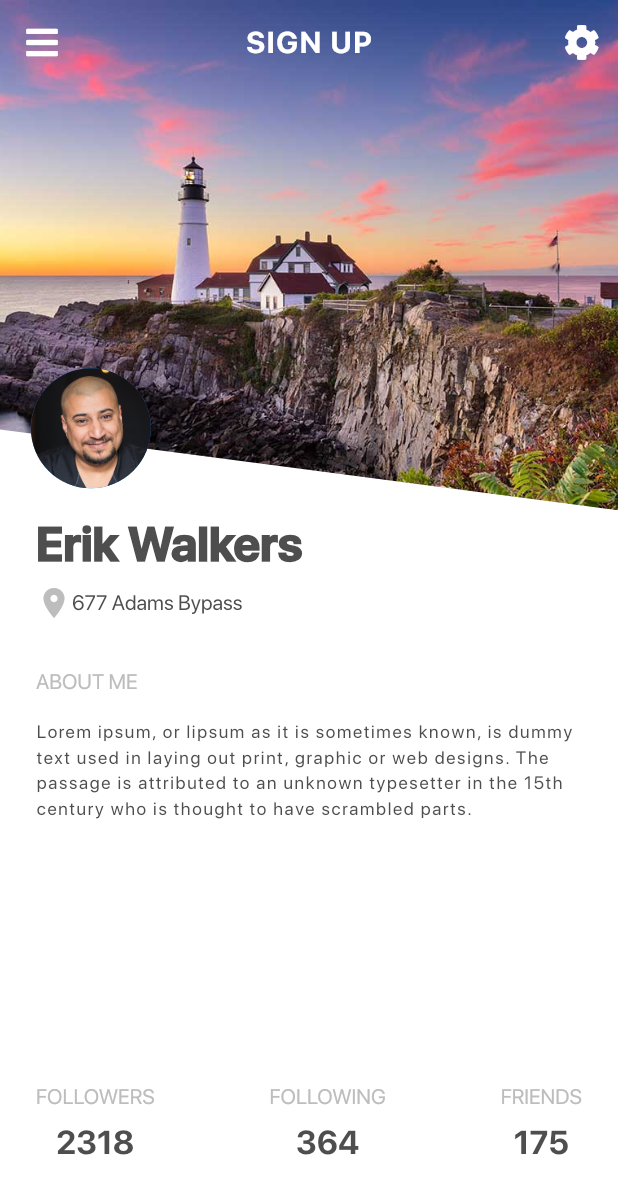
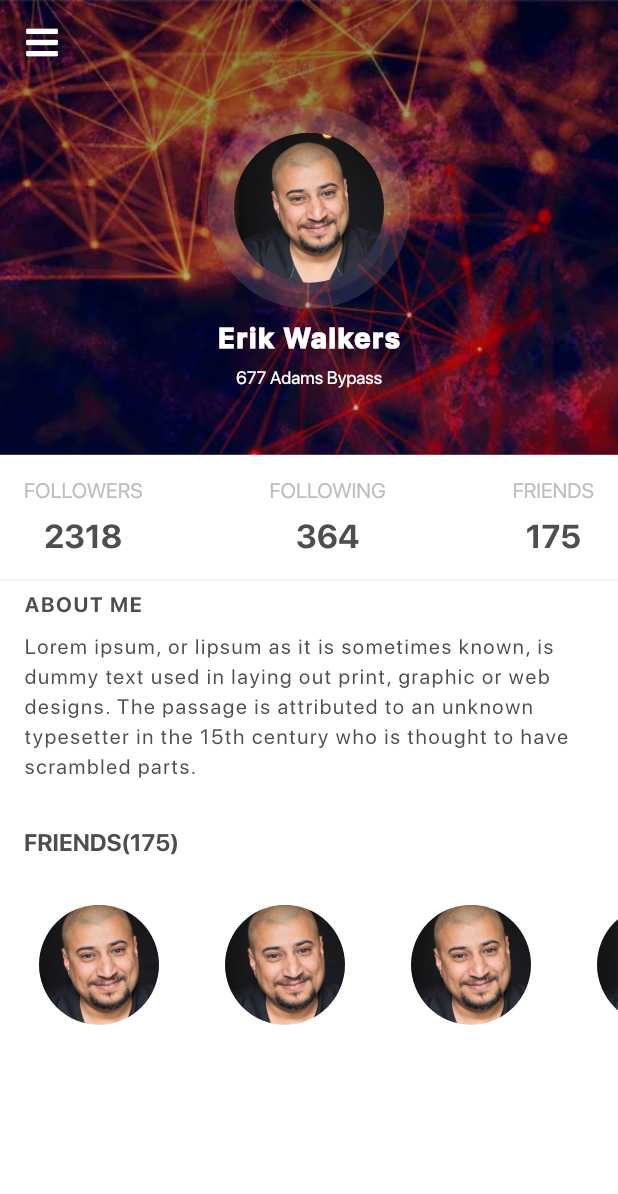
Before and after one commit to soufi-43/flutter_ui, a Flutter app: the screen it shows after launch, on a phone screen of 412 x 824 dp. Shown: the top 1194 px of the screen. Run offline on Flutter 3.47's test engine with Material 2 defaults, Android fonts, the phone set to English and light mode, and no system bars; our stand-ins replace font_awesome_flutter; project files that could hold a hidden picture were left out.

Commit message:
ADD profile2

```diff
--- a/lib/main.dart
+++ b/lib/main.dart
@@ -1,6 +1,7 @@
 import 'package:flutter/material.dart';
 
 import 'package:flutterui/profiles/profile1/profile_1.dart';
+import 'package:flutterui/profiles/profile2/profile2.dart';
 
 void main() => runApp(MyApp());
 
@@ -14,7 +15,7 @@ class MyApp extends StatelessWidget {
 
         primarySwatch: Colors.blue,
       ),
-      home:Profile1(),
+      home:Profile2(),
     );
   }
 }
--- /dev/null
+++ b/lib/profiles/profile2/profile.dart
@@ -0,0 +1,15 @@
+class User{
+  String name ,address,about ;
+
+  User({this.name, this.address, this.about});
+
+
+}
+class Profile{
+  User user ;
+  int following ,followers ,friends ;
+
+  Profile({this.user, this.following, this.followers, this.friends});
+
+
+}
--- /dev/null
+++ b/lib/profiles/profile2/profile2.dart
@@ -0,0 +1,278 @@
+import 'package:flutter/material.dart';
+import 'package:flutterui/profiles/profile2/profile.dart';
+import 'package:flutterui/profiles/profile2/provider.dart';
+import 'package:font_awesome_flutter/font_awesome_flutter.dart';
+
+class Profile2 extends StatefulWidget {
+  @override
+  _Profile2State createState() => _Profile2State();
+}
+
+class _Profile2State extends State<Profile2> {
+  Profile _profile = ProfileProvider.getProfile();
+  static Color _textColor = Color(0xFF4e4e4e);
+
+  @override
+  Widget build(BuildContext context) {
+    return Theme(
+      data: ThemeData(
+        fontFamily: 'SFDisplay',
+      ),
+      child: Stack(
+        children: <Widget>[
+          Image.asset(
+            'assets/profiles/profile2bg.jpg',
+            fit: BoxFit.cover,
+            height: MediaQuery.of(context).size.height * 0.45,
+          ),
+          Scaffold(
+            backgroundColor: Colors.transparent,
+            appBar: AppBar(
+              backgroundColor: Colors.transparent,
+              elevation: 0,
+              leading: IconButton(
+                onPressed: () {},
+                icon: Icon(
+                  FontAwesomeIcons.bars,
+                ),
+              ),
+            ),
+            body: Stack(
+              children: <Widget>[
+                _profileTitle(context),
+                _bodyContent(context),
+              ],
+            ),
+          ),
+        ],
+      ),
+    );
+  }
+
+  Widget _profileTitle(BuildContext context) {
+    return Positioned(
+      top: 15,
+      left: 0,
+      right: 0,
+      child: Column(
+        children: <Widget>[
+          Stack(
+            alignment: AlignmentDirectional.center,
+            children: <Widget>[
+              Align(
+                alignment: Alignment.center,
+                child: Container(
+                  width: 135,
+                  height: 135,
+                  decoration: BoxDecoration(
+                    color: Colors.grey.withOpacity(0.2),
+                    shape: BoxShape.circle,
+                  ),
+                ),
+              ),
+              Align(
+                alignment: Alignment.center,
+                child: Container(
+                  width: 115,
+                  height: 115,
+                  decoration: BoxDecoration(
+                    color: Colors.grey.withOpacity(0.1),
+                    shape: BoxShape.circle,
+                  ),
+                ),
+              ),
+              Align(
+                alignment: Alignment.center,
+                child: Container(
+                  width: 100,
+                  height: 100,
+                  decoration: BoxDecoration(
+                      shape: BoxShape.circle,
+                      image: DecorationImage(
+                        image: ExactAssetImage('assets/shared/ahmad.png'),
+                        fit: BoxFit.cover,
+                      )),
+                ),
+              ),
+            ],
+          ),
+          Padding(
+            padding: EdgeInsets.symmetric(vertical: 8),
+            child: Text(
+              _profile.user.name,
+              style: TextStyle(
+                color: Colors.white,
+                fontSize: 19,
+                fontWeight: FontWeight.w900,
+                letterSpacing: 1.4,
+              ),
+            ),
+          ),
+          Text(
+            _profile.user.address,
+            style: TextStyle(
+              color: Colors.white,
+              fontSize: 12,
+            ),
+          ),
+        ],
+      ),
+    );
+  }
+
+  Widget _bodyContent(BuildContext context) {
+    return Positioned(
+      top: MediaQuery.of(context).size.height * 0.3,
+      left: 0,
+      right: 0,
+      bottom: 0,
+      child: Container(
+        color: Colors.white,
+        child: Column(
+          crossAxisAlignment: CrossAxisAlignment.start,
+          children: <Widget>[
+            _counters(context),
+            _divider(context),
+            ..._aboutMe(context),
+            SizedBox(height: 16,),
+            _friends(context),
+             SizedBox(height: 16,),
+             _contacts(context),
+          ],
+        ),
+      ),
+    );
+  }
+
+  TextStyle _bottomBarTitle = TextStyle(color: Colors.grey.shade400);
+  TextStyle _bottomBarCounter = TextStyle(
+    color: _textColor,
+    fontSize: 22,
+    fontWeight: FontWeight.bold,
+  );
+
+  Widget _counters(BuildContext context) {
+    return Padding(
+      padding: const EdgeInsets.all(16),
+      child: Row(
+        mainAxisAlignment: MainAxisAlignment.spaceBetween,
+        children: <Widget>[
+          Column(
+            children: <Widget>[
+              Text('FOLLOWERS', style: _bottomBarTitle),
+              SizedBox(
+                height: 8,
+              ),
+              Text(_profile.followers.toString(), style: _bottomBarCounter),
+            ],
+          ),
+          Column(
+            children: <Widget>[
+              Text(
+                'FOLLOWING',
+                style: _bottomBarTitle,
+              ),
+              SizedBox(
+                height: 8,
+              ),
+              Text(_profile.following.toString(), style: _bottomBarCounter),
+            ],
+          ),
+          Column(
+            children: <Widget>[
+              Text(
+                'FRIENDS',
+                style: _bottomBarTitle,
+              ),
+              SizedBox(
+                height: 8,
+              ),
+              Text(
+                _profile.friends.toString(),
+                style: _bottomBarCounter,
+              ),
+            ],
+          ),
+        ],
+      ),
+    );
+  }
+
+  Widget _divider(BuildContext context) {
+    return Container(
+      height: 1,
+      color: Colors.grey.shade200,
+    );
+  }
+
+  List<Widget> _aboutMe(BuildContext context) {
+    return [
+      Padding(
+        padding: EdgeInsets.symmetric(vertical: 8, horizontal: 16.0),
+        child: Text(
+          'ABOUT ME',
+          style: TextStyle(
+            color: _textColor,
+            fontWeight: FontWeight.bold,
+            letterSpacing: 1.1,
+          ),
+        ),
+      ),
+      Padding(
+        padding: EdgeInsets.symmetric(horizontal: 16),
+        child: Text(_profile.user.about,
+          style: TextStyle(
+            color: _textColor,
+            fontSize: 14,
+            height: 1.4,
+            letterSpacing: 1.1,
+          ),),
+      ),
+    ];
+  }
+
+ Widget _friends(BuildContext context) {
+    return Padding(
+      padding: const EdgeInsets.all(16),
+      child: Text(
+        "FRIENDS(${_profile.friends.toString()
+        })",
+        style: TextStyle(
+          color: _textColor,
+          fontSize: 16.0,
+          fontWeight: FontWeight.bold,
+        ),
+
+      ),
+    );
+ }
+
+  Widget _contacts(BuildContext context) {
+    return Container(
+      width: double.infinity,
+      height: 80,
+      padding: EdgeInsets.only(left: 16),
+      child: ListView(
+        scrollDirection: Axis.horizontal,
+        children: List.generate(25, (index){
+          return Container(
+            width: 100,
+            margin: EdgeInsets.only(right: 24),
+            decoration: BoxDecoration(
+              image: DecorationImage(
+                image: ExactAssetImage('assets/shared/ahmad.png'),
+                fit: BoxFit.cover,
+
+              ),
+              shape: BoxShape.circle,
+
+
+            ),
+          );
+        }),
+      ),
+    );
+
+
+  }
+}
--- /dev/null
+++ b/lib/profiles/profile2/provider.dart
@@ -0,0 +1,15 @@
+import 'package:flutterui/profiles/profile2/profile.dart';
+
+class ProfileProvider{
+  // ignore: missing_return
+  static Profile getProfile(){
+    return Profile(
+        user: User(name: 'Erik Walkers',address: "677 Adams Bypass",about: 'Lorem ipsum, or lipsum as it is sometimes known, is dummy text used in laying out print, graphic or web designs. The passage is attributed to an unknown typesetter in the 15th century who is thought to have scrambled parts.'),
+        followers: 2318,
+        following: 364,
+        friends: 175
+    );
+
+
+  }
+}
--- a/pubspec.yaml
+++ b/pubspec.yaml
@@ -14,7 +14,7 @@ description: A new Flutter application.
 version: 1.0.0+1
 
 environment:
-  sdk: ">=2.1.0 <3.0.0"
+  sdk: ">=2.2.2 <3.0.0"
 
 dependencies:
   flutter:
```
Also changed, not shown: assets/profiles/profile2bg.jpg (added).
